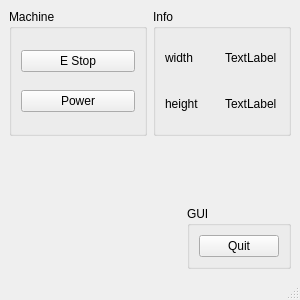
Qt form indicator.ui (jethornton/Indicator) before a commit.
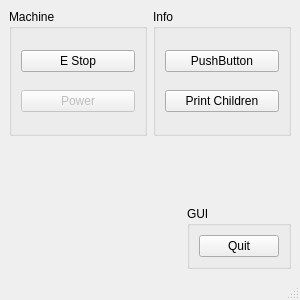
The same form after that commit.

The edit to the form file:
```diff
--- a/indicator.ui
+++ b/indicator.ui
@@ -36,6 +36,9 @@
        </item>
        <item row="1" column="0">
         <widget class="QPushButton" name="power_pb">
+         <property name="enabled">
+          <bool>false</bool>
+         </property>
          <property name="text">
           <string>Power</string>
          </property>
@@ -53,31 +56,20 @@
        <string>Info</string>
       </property>
       <layout class="QGridLayout" name="gridLayout_4">
+       <item row="1" column="0">
+        <widget class="QPushButton" name="print_children_pb">
+         <property name="text">
+          <string>Print Children</string>
+         </property>
+        </widget>
+       </item>
        <item row="0" column="0">
-        <widget class="QLabel" name="label">
+        <widget class="QPushButton" name="pushButton">
          <property name="text">
-          <string>width</string>
+          <string>PushButton</string>
          </property>
-        </widget>
-       </item>
-       <item row="0" column="1">
-        <widget class="QLabel" name="event_width">
-         <property name="text">
-          <string>TextLabel</string>
-         </property>
-        </widget>
-       </item>
-       <item row="1" column="0">
-        <widget class="QLabel" name="label_2">
-         <property name="text">
-          <string>height</string>
-         </property>
-        </widget>
-       </item>
-       <item row="1" column="1">
-        <widget class="QLabel" name="event_height">
-         <property name="text">
-          <string>TextLabel</string>
+         <property name="indicator" stdset="0">
+          <bool>true</bool>
          </property>
         </widget>
        </item>
```
Left out of the diff: 9 changed lines with no effect on the pictures.
